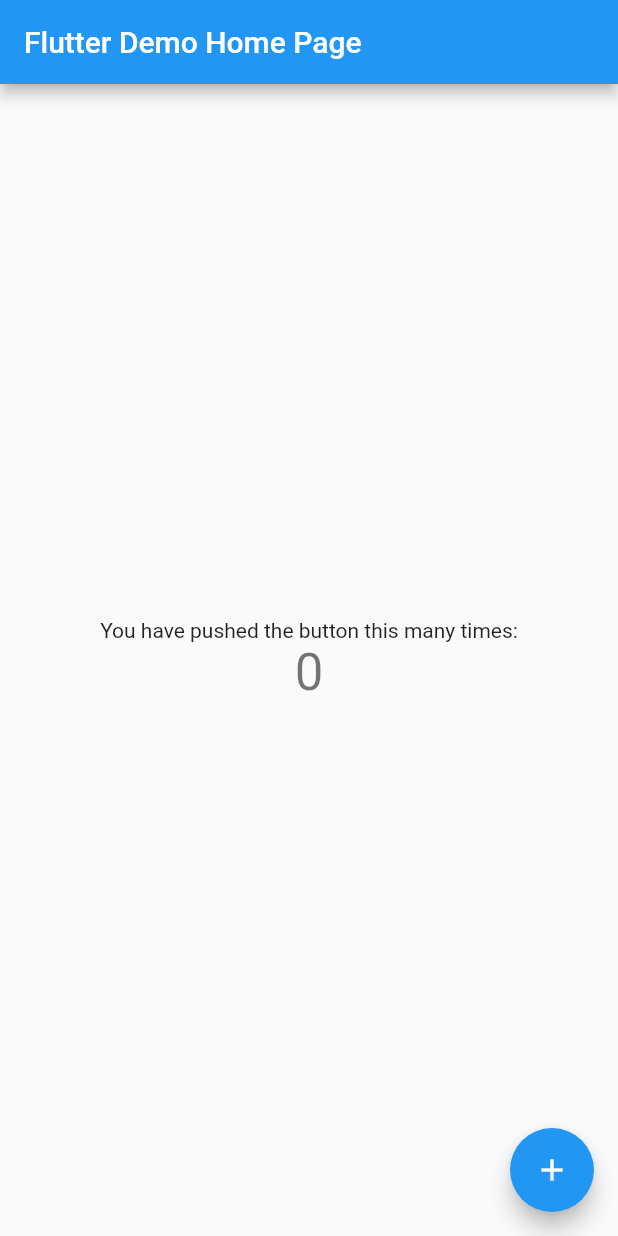
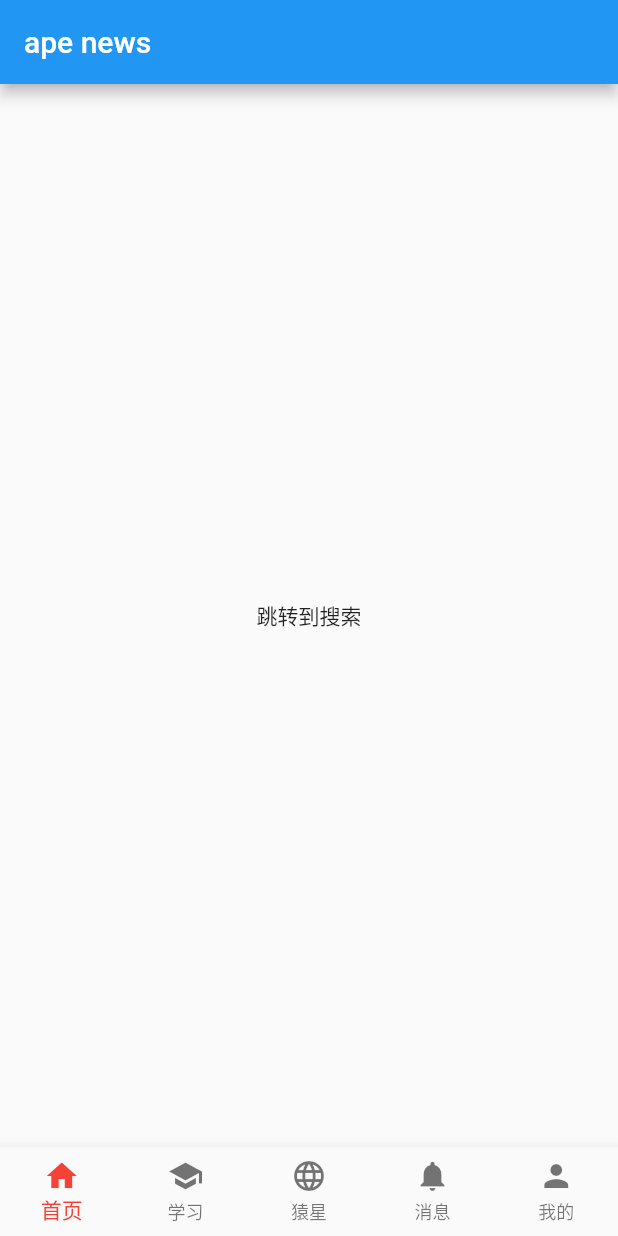
Before and after one commit to JunMo926/ape-news-flutter, a Flutter app: the screen it shows after launch, on a phone screen of 412 x 824 dp. Run offline on Flutter 3.47's test engine with Material 2 defaults, Android fonts, the phone set to English and light mode, and no system bars.

Commit message:
添加底部tabs

```diff
--- a/lib/main.dart
+++ b/lib/main.dart
@@ -1,117 +1,23 @@
 import 'package:flutter/material.dart';
 
-void main() {
-  runApp(MyApp());
+import 'routers/router.dart';
+
+void main() => runApp(ApeApp());
+
+class ApeApp extends StatefulWidget {
+  ApeApp({Key key}) : super(key: key);
+
+  @override
+  _ApeAppState createState() => _ApeAppState();
 }
 
-class MyApp extends StatelessWidget {
-  // This widget is the root of your application.
+class _ApeAppState extends State<ApeApp> {
   @override
   Widget build(BuildContext context) {
     return MaterialApp(
-      title: 'Flutter Demo',
-      theme: ThemeData(
-        // This is the theme of your application.
-        //
-        // Try running your application with "flutter run". You'll see the
-        // application has a blue toolbar. Then, without quitting the app, try
-        // changing the primarySwatch below to Colors.green and then invoke
-        // "hot reload" (press "r" in the console where you ran "flutter run",
-        // or simply save your changes to "hot reload" in a Flutter IDE).
-        // Notice that the counter didn't reset back to zero; the application
-        // is not restarted.
-        primarySwatch: Colors.blue,
-        // This makes the visual density adapt to the platform that you run
-        // the app on. For desktop platforms, the controls will be smaller and
-        // closer together (more dense) than on mobile platforms.
-        visualDensity: VisualDensity.adaptivePlatformDensity,
-      ),
-      home: MyHomePage(title: 'Flutter Demo Home Page'),
+      initialRoute: '/',
+      onGenerateRoute: onGenerateRoute,
+      debugShowCheckedModeBanner: false,
     );
   }
 }
-
-class MyHomePage extends StatefulWidget {
-  MyHomePage({Key key, this.title}) : super(key: key);
-
-  // This widget is the home page of your application. It is stateful, meaning
-  // that it has a State object (defined below) that contains fields that affect
-  // how it looks.
-
-  // This class is the configuration for the state. It holds the values (in this
-  // case the title) provided by the parent (in this case the App widget) and
-  // used by the build method of the State. Fields in a Widget subclass are
-  // always marked "final".
-
-  final String title;
-
-  @override
-  _MyHomePageState createState() => _MyHomePageState();
-}
-
-class _MyHomePageState extends State<MyHomePage> {
-  int _counter = 0;
-
-  void _incrementCounter() {
-    setState(() {
-      // This call to setState tells the Flutter framework that something has
-      // changed in this State, which causes it to rerun the build method below
-      // so that the display can reflect the updated values. If we changed
-      // _counter without calling setState(), then the build method would not be
-      // called again, and so nothing would appear to happen.
-      _counter++;
-    });
-  }
-
-  @override
-  Widget build(BuildContext context) {
-    // This method is rerun every time setState is called, for instance as done
-    // by the _incrementCounter method above.
-    //
-    // The Flutter framework has been optimized to make rerunning build methods
-    // fast, so that you can just rebuild anything that needs updating rather
-    // than having to individually change instances of widgets.
-    return Scaffold(
-      appBar: AppBar(
-        // Here we take the value from the MyHomePage object that was created by
-        // the App.build method, and use it to set our appbar title.
-        title: Text(widget.title),
-      ),
-      body: Center(
-        // Center is a layout widget. It takes a single child and positions it
-        // in the middle of the parent.
-        child: Column(
-          // Column is also a layout widget. It takes a list of children and
-          // arranges them vertically. By default, it sizes itself to fit its
-          // children horizontally, and tries to be as tall as its parent.
-          //
-          // Invoke "debug painting" (press "p" in the console, choose the
-          // "Toggle Debug Paint" action from the Flutter Inspector in Android
-          // Studio, or the "Toggle Debug Paint" command in Visual Studio Code)
-          // to see the wireframe for each widget.
-          //
-          // Column has various properties to control how it sizes itself and
-          // how it positions its children. Here we use mainAxisAlignment to
-          // center the children vertically; the main axis here is the vertical
-          // axis because Columns are vertical (the cross axis would be
-          // horizontal).
-          mainAxisAlignment: MainAxisAlignment.center,
-          children: <Widget>[
-            Text(
-              'You have pushed the button this many times:',
-            ),
-            Text(
-              '$_counter',
-              style: Theme.of(context).textTheme.headline4,
-            ),
-          ],
-        ),
-      ),
-      floatingActionButton: FloatingActionButton(
-        onPressed: _incrementCounter,
-        tooltip: 'Increment',
-        child: Icon(Icons.add),
-      ), // This trailing comma makes auto-formatting nicer for build methods.
-    );
-  }
-}
--- /dev/null
+++ b/lib/pages/tabs/home.dart
@@ -0,0 +1,16 @@
+import 'package:flutter/material.dart';
+
+class HomePage extends StatefulWidget {
+  HomePage({Key key}) : super(key: key);
+
+  _HomePageState createState() => _HomePageState();
+}
+
+class _HomePageState extends State<HomePage> {
+  @override
+  Widget build(BuildContext context) {
+    return Center(
+      child: Text("跳转到搜索")
+    );
+  }
+}
--- /dev/null
+++ b/lib/pages/tabs/tabs.dart
@@ -0,0 +1,75 @@
+// 导入核心库
+
+// 从外部包导入库
+import 'package:flutter/material.dart';
+
+// 导入文件
+import 'home.dart';
+import 'learning.dart';
+import 'ape_planet.dart';
+import 'information.dart';
+import 'profile.dart';
+
+/// 底部Tab栏
+class Tabs extends StatefulWidget {
+  Tabs({Key key}) : super(key: key);
+
+  @override
+  _TabsState createState() => _TabsState();
+}
+
+class _TabsState extends State<Tabs> {
+  // 默认打开App底部Tab显示第几页
+  int _currentIndex = 0;
+
+  // 底部Tabs页面
+  List _pageList = [
+    HomePage(),
+    LearningPage(),
+    ApePlanetPage(),
+    InformationPage(),
+    ProfilePage(),
+  ];
+
+  @override
+  Widget build(BuildContext context) {
+    return Scaffold(
+      appBar: AppBar(
+        title: Text("ape news"),
+      ),
+      body: this._pageList[this._currentIndex],
+      bottomNavigationBar: BottomNavigationBar(
+        currentIndex: this._currentIndex,
+        onTap: (index) {
+          setState(() {
+            this._currentIndex = index;
+          });
+        },
+        type: BottomNavigationBarType.fixed,
+        fixedColor: Colors.red,
+        items: [
+          BottomNavigationBarItem(
+            icon: Icon(Icons.home),
+            title: Text("首页"),
+          ),
+          BottomNavigationBarItem(
+            icon: Icon(Icons.school),
+            title: Text("学习"),
+          ),
+          BottomNavigationBarItem(
+            icon: Icon(Icons.language),
+            title: Text("猿星"),
+          ),
+          BottomNavigationBarItem(
+            icon: Icon(Icons.notifications),
+            title: Text("消息"),
+          ),
+          BottomNavigationBarItem(
+            icon: Icon(Icons.person),
+            title: Text("我的"),
+          ),
+        ],
+      ),
+    );
+  }
+}
--- /dev/null
+++ b/lib/routers/router.dart
@@ -0,0 +1,32 @@
+import 'package:flutter/material.dart';
+
+import '../pages/tabs/tabs.dart';
+
+// 配置路由
+final routes = {
+  '/': (context) => Tabs(),
+};
+
+// 路由统一处理
+var onGenerateRoute = (RouteSettings settings) {
+  final String name = settings.name;
+  final Function pageContentBuilder = routes[name];
+  if (pageContentBuilder != null) {
+    if (settings.arguments != null) {
+      final Route route = MaterialPageRoute(
+        builder: (context) {
+          return pageContentBuilder(context, arguments: settings.arguments);
+        },
+      );
+      return route;
+    } else {
+      final Route route = MaterialPageRoute(
+        builder: (context) {
+          return pageContentBuilder(context);
+        },
+      );
+      return route;
+    }
+  }
+  return null;
+};
```
Also changed, not shown: lib/pages/tabs/ape_planet.dart (added, +13 -0 lines), lib/pages/tabs/information.dart (added, +13 -0 lines), lib/pages/tabs/learning.dart (added, +13 -0 lines), lib/pages/tabs/profile.dart (added, +13 -0 lines), 3 other files.
